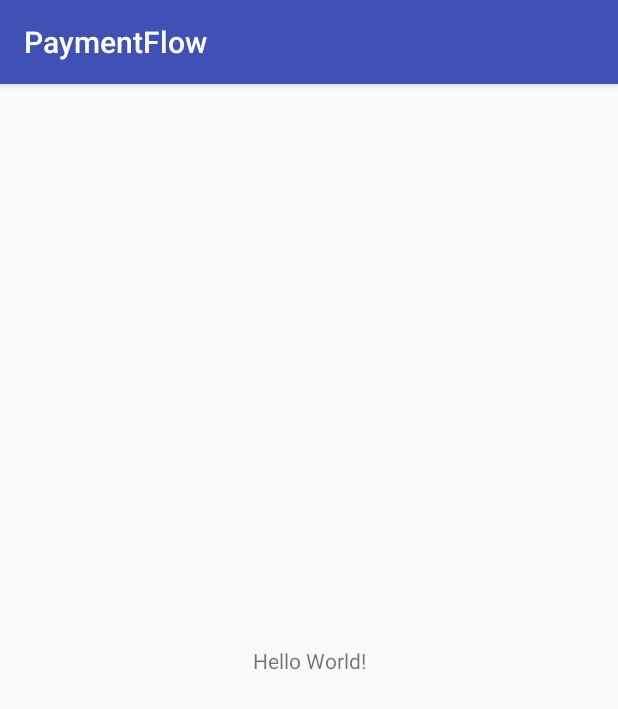
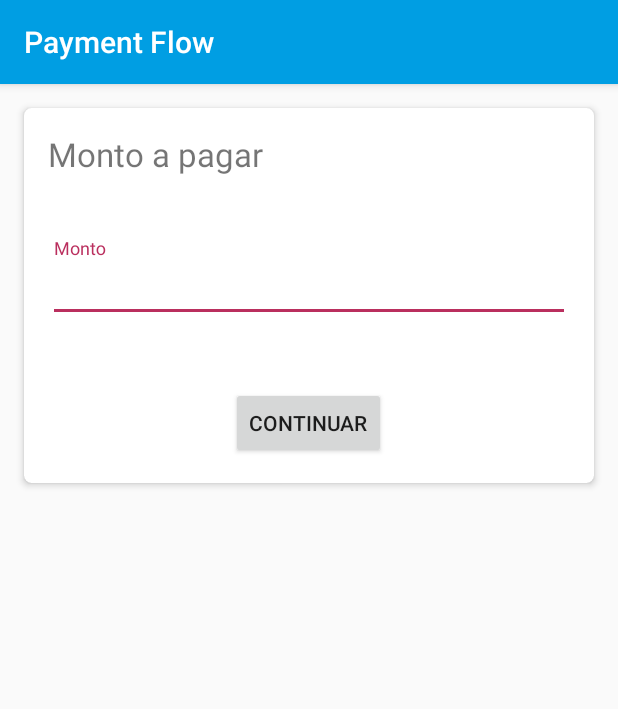
Before and after one commit to cuiti/payment-flow, an Android app: the screen it shows after launch (MainActivity), on a phone screen of 412 x 824 dp. Shown: the top 709 px of the screen. Run offline under Robolectric (Android 15) with nearby library versions, the phone set to English and light mode, and no system bars; our stand-ins replace RxJava.

Commit message:
Add view and some behaviour for amount input

```diff
--- a/app/build.gradle
+++ b/app/build.gradle
@@ -13,6 +13,8 @@ android {
         versionCode 1
         versionName "1.0"
         testInstrumentationRunner "android.support.test.runner.AndroidJUnitRunner"
+        buildConfigField 'String', 'BASE_URL', '"https://api.mercadopago.com/v1/"'
+        buildConfigField 'String', 'ApiKey', '"444a9ef5-8a6b-429f-abdf-587639155d88"'
     }
     buildTypes {
         release {
@@ -24,8 +26,10 @@ android {
 
 dependencies {
     implementation fileTree(dir: 'libs', include: ['*.jar'])
-    implementation"org.jetbrains.kotlin:kotlin-stdlib-jdk7:$kotlin_version"
+    implementation "org.jetbrains.kotlin:kotlin-stdlib-jdk7:$kotlin_version"
     implementation 'com.android.support:appcompat-v7:27.1.1'
+    implementation 'com.android.support:cardview-v7:27.1.1'
+    implementation 'com.android.support:design:27.1.1'
     implementation 'com.android.support.constraint:constraint-layout:1.1.2'
 
     //RxJava
--- a/app/src/main/AndroidManifest.xml
+++ b/app/src/main/AndroidManifest.xml
@@ -2,14 +2,17 @@
 <manifest xmlns:android="http://schemas.android.com/apk/res/android"
     package="alfonso.paymentflow">
 
+    <uses-permission android:name="android.permission.INTERNET"/>
+
     <application
+        android:name=".PaymentApp"
         android:allowBackup="true"
         android:icon="@mipmap/ic_launcher"
         android:label="@string/app_name"
         android:roundIcon="@mipmap/ic_launcher_round"
         android:supportsRtl="true"
         android:theme="@style/AppTheme">
-        <activity android:name=".MainActivity">
+        <activity android:name=".main.MainActivity">
             <intent-filter>
                 <action android:name="android.intent.action.MAIN" />
 
--- a/app/src/main/java/alfonso/paymentflow/MainActivity.kt
+++ /dev/null
@@ -1,12 +0,0 @@
-package alfonso.paymentflow
-
-import android.support.v7.app.AppCompatActivity
-import android.os.Bundle
-
-class MainActivity : AppCompatActivity() {
-
-    override fun onCreate(savedInstanceState: Bundle?) {
-        super.onCreate(savedInstanceState)
-        setContentView(R.layout.activity_main)
-    }
-}
--- /dev/null
+++ b/app/src/main/java/alfonso/paymentflow/amount/AmountFragment.kt
@@ -0,0 +1,32 @@
+package alfonso.paymentflow.amount
+
+import alfonso.paymentflow.R
+import alfonso.paymentflow.main.NavigationProvider
+import android.os.Bundle
+import android.support.v4.app.Fragment
+import android.view.LayoutInflater
+import android.view.View
+import android.view.ViewGroup
+import kotlinx.android.synthetic.main.fragment_amount.*
+
+class AmountFragment : Fragment(), AmountPresentation{
+
+    private lateinit var presenter: AmountPresenter
+
+    override fun onCreateView(inflater: LayoutInflater, container: ViewGroup?, savedInstanceState: Bundle?): View {
+        val view = inflater.inflate(R.layout.fragment_amount, container, false)
+
+        presenter = AmountPresenter(activity as NavigationProvider, this)
+        return view
+    }
+
+    override fun onViewCreated(view: View, savedInstanceState: Bundle?) {
+        super.onViewCreated(view, savedInstanceState)
+        amountContinueButton.setOnClickListener{presenter.onContinueClicked(amountInput.text.toString())}
+    }
+
+    override fun setError(error: String){
+        amountInput.error = error
+        amountInput.requestFocus()
+    }
+}
--- /dev/null
+++ b/app/src/main/java/alfonso/paymentflow/amount/AmountPresentation.kt
@@ -0,0 +1,5 @@
+package alfonso.paymentflow.amount
+
+interface AmountPresentation {
+    fun setError(error: String)
+}
--- /dev/null
+++ b/app/src/main/java/alfonso/paymentflow/amount/AmountPresenter.kt
@@ -0,0 +1,16 @@
+package alfonso.paymentflow.amount
+
+import alfonso.paymentflow.main.NavigationProvider
+
+class AmountPresenter(private val navigationProvider: NavigationProvider,
+                      var presentation: AmountPresentation){
+
+    fun onContinueClicked(input: String){
+        if (input.isEmpty()) presentation.setError("Ingrese un monto")
+        else checkValidInput(input)
+    }
+
+    private fun checkValidInput(input: String){
+        navigationProvider.onAmountSelected(input.toFloat())
+    }
+}
--- /dev/null
+++ b/app/src/main/java/alfonso/paymentflow/main/MainActivity.kt
@@ -0,0 +1,35 @@
+package alfonso.paymentflow.main
+
+import alfonso.paymentflow.BuildConfig
+import alfonso.paymentflow.R
+import alfonso.paymentflow.amount.AmountFragment
+import alfonso.paymentflow.network.ApiManager
+import android.support.v7.app.AppCompatActivity
+import android.os.Bundle
+import android.support.v4.app.Fragment
+import io.reactivex.android.schedulers.AndroidSchedulers
+import kotlinx.android.synthetic.main.activity_main.*
+
+class MainActivity : AppCompatActivity(), NavigationProvider {
+
+    override fun onCreate(savedInstanceState: Bundle?) {
+        super.onCreate(savedInstanceState)
+        setContentView(R.layout.activity_main)
+        showAmountSelection()
+    }
+
+    fun showAmountSelection(){
+        showFragment(AmountFragment())
+    }
+
+    override fun onAmountSelected(amount: Float) {
+        showAmountSelection()
+    }
+
+    private fun showFragment(fragment: Fragment){
+        supportFragmentManager.beginTransaction()
+                .setCustomAnimations(android.R.anim.slide_in_left, android.R.anim.slide_out_right)
+                .replace(R.id.container,fragment)
+                .commit()
+    }
+}
--- /dev/null
+++ b/app/src/main/java/alfonso/paymentflow/main/MainPresenter.kt
@@ -0,0 +1,5 @@
+package alfonso.paymentflow.main
+
+class MainPresenter {
+
+}
--- /dev/null
+++ b/app/src/main/java/alfonso/paymentflow/main/NavigationProvider.kt
@@ -0,0 +1,5 @@
+package alfonso.paymentflow.main
+
+interface NavigationProvider {
+    fun onAmountSelected(amount: Float)
+}
--- a/app/src/main/res/layout/activity_main.xml
+++ b/app/src/main/res/layout/activity_main.xml
@@ -1,18 +1,12 @@
 <?xml version="1.0" encoding="utf-8"?>
-<android.support.constraint.ConstraintLayout xmlns:android="http://schemas.android.com/apk/res/android"
+<FrameLayout xmlns:android="http://schemas.android.com/apk/res/android"
     xmlns:app="http://schemas.android.com/apk/res-auto"
     xmlns:tools="http://schemas.android.com/tools"
+    android:id="@+id/container"
     android:layout_width="match_parent"
     android:layout_height="match_parent"
-    tools:context=".MainActivity">
+    tools:context=".main.MainActivity">
 
-    <TextView
-        android:layout_width="wrap_content"
-        android:layout_height="wrap_content"
-        android:text="Hello World!"
-        app:layout_constraintBottom_toBottomOf="parent"
-        app:layout_constraintLeft_toLeftOf="parent"
-        app:layout_constraintRight_toRightOf="parent"
-        app:layout_constraintTop_toTopOf="parent" />
+    <!-- This is where we will place the fragments dynamically -->
 
-</android.support.constraint.ConstraintLayout>
+</FrameLayout>
--- /dev/null
+++ b/app/src/main/res/layout/fragment_amount.xml
@@ -0,0 +1,45 @@
+<?xml version="1.0" encoding="utf-8"?>
+<android.support.v7.widget.CardView
+    xmlns:android="http://schemas.android.com/apk/res/android"
+    xmlns:app="http://schemas.android.com/apk/res-auto"
+    xmlns:tools="http://schemas.android.com/tools"
+    android:layout_width="match_parent"
+    android:layout_height="250dp"
+    android:layout_margin="16dp"
+    app:cardCornerRadius="5dp"
+    app:cardElevation="3dp">
+
+    <TextView
+        android:layout_width="match_parent"
+        android:layout_height="wrap_content"
+        android:layout_margin="16dp"
+        android:textSize="22sp"
+        android:text="Monto a pagar"/>
+
+    <android.support.design.widget.TextInputLayout
+        android:layout_width="match_parent"
+        android:layout_height="wrap_content"
+        android:layout_margin="16dp"
+        android:layout_gravity="center_vertical"
+        android:hint="@string/amount">
+
+        <android.support.v7.widget.AppCompatEditText
+            android:id="@+id/amountInput"
+            android:layout_width="match_parent"
+            android:layout_height="wrap_content"
+            android:layout_marginBottom="20dp"
+            android:imeOptions="actionGo"
+            android:inputType="numberDecimal"
+            android:maxLength="7"
+            tools:text="2134.5"/>
+    </android.support.design.widget.TextInputLayout>
+
+    <Button
+        android:id="@+id/amountContinueButton"
+        android:text="Continuar"
+        android:layout_width="wrap_content"
+        android:layout_height="wrap_content"
+        android:layout_margin="16dp"
+        android:layout_gravity="center_horizontal|bottom"/>
+
+</android.support.v7.widget.CardView>
--- a/app/src/main/res/values/colors.xml
+++ b/app/src/main/res/values/colors.xml
@@ -1,6 +1,6 @@
 <?xml version="1.0" encoding="utf-8"?>
 <resources>
-    <color name="colorPrimary">#3F51B5</color>
-    <color name="colorPrimaryDark">#303F9F</color>
-    <color name="colorAccent">#FF4081</color>
+    <color name="colorPrimary">#009ee3</color>
+    <color name="colorPrimaryDark">#005e87</color>
+    <color name="colorAccent">#ba2f5e</color>
 </resources>
--- a/app/src/main/res/values/strings.xml
+++ b/app/src/main/res/values/strings.xml
@@ -1,3 +1,4 @@
 <resources>
-    <string name="app_name">PaymentFlow</string>
+    <string name="app_name">Payment Flow</string>
+    <string name="amount">Monto</string>
 </resources>
```
